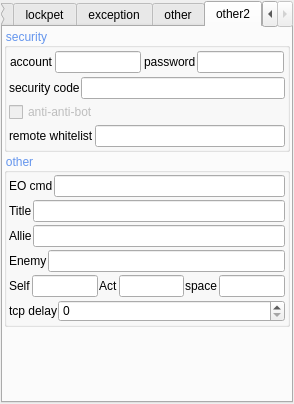
Before: the Qt Designer form SaSH/form/otherform.ui in bestkakkoii/SaSH, drawn with Qt 5.
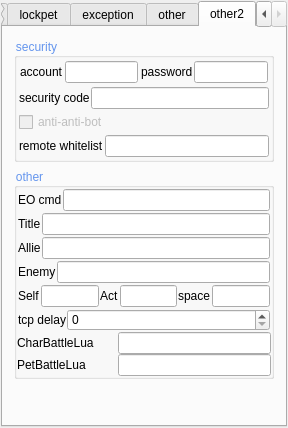
After: the same form once the commit is applied. The open tabs and pages were chosen to show the change. Icons and pictures are not drawn. Custom widgets are drawn as their Qt base class.

```diff
--- a/SaSH/form/otherform.ui
+++ b/SaSH/form/otherform.ui
@@ -6,8 +6,8 @@
    <rect>
     <x>0</x>
     <y>0</y>
-    <width>294</width>
-    <height>404</height>
+    <width>288</width>
+    <height>428</height>
    </rect>
   </property>
   <property name="windowTitle">
@@ -1526,21 +1526,6 @@
        <string>other2</string>
       </attribute>
       <layout class="QVBoxLayout" name="verticalLayout_9">
-       <property name="spacing">
-        <number>1</number>
-       </property>
-       <property name="leftMargin">
-        <number>1</number>
-       </property>
-       <property name="topMargin">
-        <number>1</number>
-       </property>
-       <property name="rightMargin">
-        <number>1</number>
-       </property>
-       <property name="bottomMargin">
-        <number>1</number>
-       </property>
        <item>
         <widget class="QGroupBox" name="groupBox_7">
          <property name="styleSheet">
@@ -1750,19 +1735,19 @@
          </property>
          <layout class="QVBoxLayout" name="verticalLayout_7">
           <property name="spacing">
-           <number>1</number>
+           <number>0</number>
           </property>
           <property name="leftMargin">
-           <number>1</number>
+           <number>0</number>
           </property>
           <property name="topMargin">
-           <number>1</number>
+           <number>0</number>
           </property>
           <property name="rightMargin">
-           <number>1</number>
+           <number>0</number>
           </property>
           <property name="bottomMargin">
-           <number>1</number>
+           <number>0</number>
           </property>
           <item>
            <layout class="QHBoxLayout" name="horizontalLayout_4">
@@ -1976,6 +1961,70 @@
             </item>
            </layout>
           </item>
+          <item>
+           <layout class="QHBoxLayout" name="horizontalLayout_12">
+            <item>
+             <widget class="QLabel" name="label_18">
+              <property name="sizePolicy">
+               <sizepolicy hsizetype="Fixed" vsizetype="Fixed">
+                <horstretch>0</horstretch>
+                <verstretch>0</verstretch>
+               </sizepolicy>
+              </property>
+              <property name="minimumSize">
+               <size>
+                <width>95</width>
+                <height>16</height>
+               </size>
+              </property>
+              <property name="maximumSize">
+               <size>
+                <width>95</width>
+                <height>16</height>
+               </size>
+              </property>
+              <property name="text">
+               <string>CharBattleLua</string>
+              </property>
+             </widget>
+            </item>
+            <item>
+             <widget class="QLineEdit" name="lineEdit_charLuaPath"/>
+            </item>
+           </layout>
+          </item>
+          <item>
+           <layout class="QHBoxLayout" name="horizontalLayout_13">
+            <item>
+             <widget class="QLabel" name="label_19">
+              <property name="sizePolicy">
+               <sizepolicy hsizetype="Fixed" vsizetype="Fixed">
+                <horstretch>0</horstretch>
+                <verstretch>0</verstretch>
+               </sizepolicy>
+              </property>
+              <property name="minimumSize">
+               <size>
+                <width>95</width>
+                <height>0</height>
+               </size>
+              </property>
+              <property name="maximumSize">
+               <size>
+                <width>95</width>
+                <height>16</height>
+               </size>
+              </property>
+              <property name="text">
+               <string>PetBattleLua</string>
+              </property>
+             </widget>
+            </item>
+            <item>
+             <widget class="QLineEdit" name="lineEdit_petLuaPath"/>
+            </item>
+           </layout>
+          </item>
          </layout>
         </widget>
        </item>
@@ -1987,7 +2036,7 @@
          <property name="sizeHint" stdset="0">
           <size>
            <width>20</width>
-           <height>202</height>
+           <height>40</height>
           </size>
          </property>
         </spacer>
```
Left out of the diff: 20 changed lines with no effect on the pictures.
